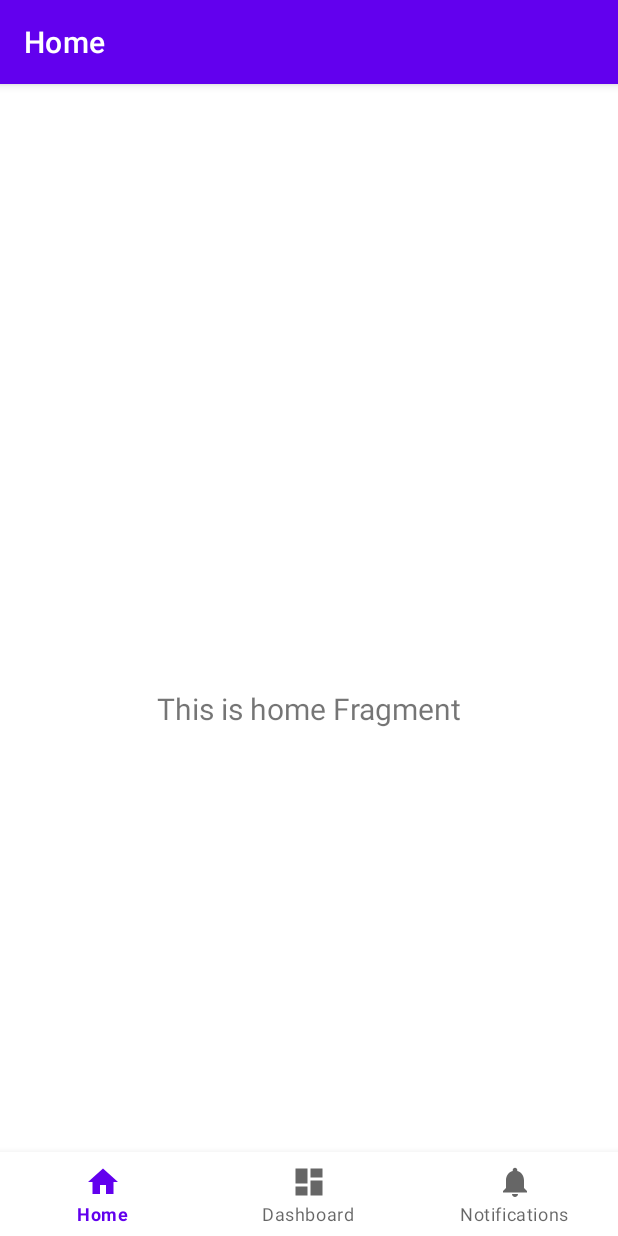
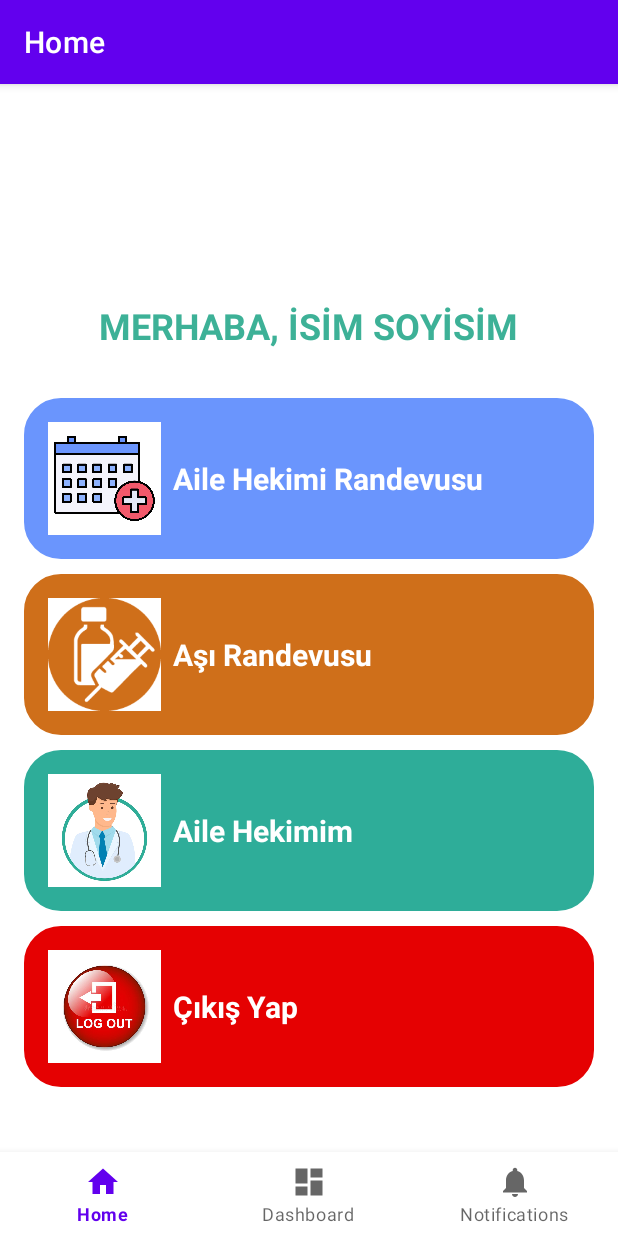
Before and after one commit to kocerenes/FamilyMedicineApp, an Android app: the screen it shows after launch (MainActivity), on a phone screen of 412 x 824 dp. Run offline under Robolectric (Android 15) with nearby library versions, the phone set to English and light mode, and no system bars; our stand-ins replace navigation-ui; 2 statements that could not run were skipped.

Commit message:
Create home screen design

```diff
--- /dev/null
+++ b/app/src/main/res/drawable/border.xml
@@ -0,0 +1,21 @@
+<?xml version="1.0" encoding="utf-8"?>
+<shape xmlns:android="http://schemas.android.com/apk/res/android"
+    android:shape="rectangle" >
+
+    <!-- View background color -->
+    <solid
+        android:color="#6A95FD" >
+    </solid>
+
+    <!-- View border color and width -->
+    <stroke
+        android:width="1dp"
+        android:color="#6A95FD" >
+    </stroke>
+
+    <!-- The radius makes the corners rounded -->
+    <corners
+        android:radius="24dp"   >
+    </corners>
+
+</shape>
--- /dev/null
+++ b/app/src/main/res/drawable/border2.xml
@@ -0,0 +1,21 @@
+<?xml version="1.0" encoding="utf-8"?>
+<shape xmlns:android="http://schemas.android.com/apk/res/android"
+    android:shape="rectangle" >
+
+    <!-- View background color -->
+    <solid
+        android:color="#CF6F1A" >
+    </solid>
+
+    <!-- View border color and width -->
+    <stroke
+        android:width="1dp"
+        android:color="#CF6F1A" >
+    </stroke>
+
+    <!-- The radius makes the corners rounded -->
+    <corners
+        android:radius="24dp"   >
+    </corners>
+
+</shape>
--- /dev/null
+++ b/app/src/main/res/drawable/border3.xml
@@ -0,0 +1,21 @@
+<?xml version="1.0" encoding="utf-8"?>
+<shape xmlns:android="http://schemas.android.com/apk/res/android"
+    android:shape="rectangle" >
+
+    <!-- View background color -->
+    <solid
+        android:color="#2EAD99" >
+    </solid>
+
+    <!-- View border color and width -->
+    <stroke
+        android:width="1dp"
+        android:color="#2EAD99" >
+    </stroke>
+
+    <!-- The radius makes the corners rounded -->
+    <corners
+        android:radius="24dp"   >
+    </corners>
+
+</shape>
--- /dev/null
+++ b/app/src/main/res/drawable/border4.xml
@@ -0,0 +1,21 @@
+<?xml version="1.0" encoding="utf-8"?>
+<shape xmlns:android="http://schemas.android.com/apk/res/android"
+    android:shape="rectangle" >
+
+    <!-- View background color -->
+    <solid
+        android:color="#E50102" >
+    </solid>
+
+    <!-- View border color and width -->
+    <stroke
+        android:width="1dp"
+        android:color="#E50102" >
+    </stroke>
+
+    <!-- The radius makes the corners rounded -->
+    <corners
+        android:radius="24dp"   >
+    </corners>
+
+</shape>
--- a/app/src/main/res/layout/fragment_home.xml
+++ b/app/src/main/res/layout/fragment_home.xml
@@ -1,22 +1,131 @@
 <?xml version="1.0" encoding="utf-8"?>
-<androidx.constraintlayout.widget.ConstraintLayout xmlns:android="http://schemas.android.com/apk/res/android"
-    xmlns:app="http://schemas.android.com/apk/res-auto"
+<LinearLayout xmlns:android="http://schemas.android.com/apk/res/android"
     xmlns:tools="http://schemas.android.com/tools"
     android:layout_width="match_parent"
     android:layout_height="match_parent"
+    android:orientation="vertical"
+    android:gravity="center"
+    android:padding="16dp"
     tools:context=".presentation.home.HomeFragment">
 
+
     <TextView
-        android:id="@+id/text_home"
+        android:id="@+id/textView3"
+        android:layout_width="wrap_content"
+        android:layout_marginBottom="32dp"
+        android:layout_height="wrap_content"
+        android:gravity="top"
+        android:text="MERHABA, İSİM SOYİSİM"
+        android:textColor="#3DB197"
+        android:textSize="24sp"
+        android:textStyle="bold" />
+
+    <LinearLayout
         android:layout_width="match_parent"
         android:layout_height="wrap_content"
-        android:layout_marginStart="8dp"
-        android:layout_marginTop="8dp"
-        android:layout_marginEnd="8dp"
-        android:textAlignment="center"
-        android:textSize="20sp"
-        app:layout_constraintBottom_toBottomOf="parent"
-        app:layout_constraintEnd_toEndOf="parent"
-        app:layout_constraintStart_toStartOf="parent"
-        app:layout_constraintTop_toTopOf="parent" />
-</androidx.constraintlayout.widget.ConstraintLayout>
+        android:layout_marginBottom="10dp"
+        android:background="@drawable/border"
+        android:orientation="horizontal"
+        android:padding="16dp">
+
+        <ImageView
+            android:id="@+id/imageView"
+            android:layout_width="75dp"
+            android:layout_height="75dp"
+            android:src="@drawable/appointment" />
+
+        <TextView
+            android:id="@+id/textViewAppointment"
+            android:layout_width="wrap_content"
+            android:layout_height="wrap_content"
+            android:layout_gravity="center"
+            android:layout_marginStart="8dp"
+            android:layout_weight="1"
+            android:text="Aile Hekimi Randevusu"
+            android:textColor="#fff"
+            android:textSize="20sp"
+            android:textStyle="bold" />
+    </LinearLayout>
+
+    <LinearLayout
+        android:layout_width="match_parent"
+        android:layout_height="wrap_content"
+        android:layout_marginBottom="10dp"
+        android:background="@drawable/border2"
+        android:orientation="horizontal"
+        android:padding="16dp">
+
+        <ImageView
+            android:id="@+id/imageView2"
+            android:layout_width="75dp"
+            android:layout_height="75dp"
+            android:src="@drawable/vaccine2" />
+
+        <TextView
+            android:id="@+id/textViewVaccine"
+            android:layout_width="wrap_content"
+            android:layout_height="wrap_content"
+            android:layout_gravity="center"
+            android:layout_marginStart="8dp"
+            android:layout_weight="1"
+            android:text="Aşı Randevusu"
+            android:textColor="#FFFFFF"
+            android:textSize="20sp"
+            android:textStyle="bold" />
+    </LinearLayout>
+
+    <LinearLayout
+        android:layout_width="match_parent"
+        android:layout_height="wrap_content"
+        android:layout_marginBottom="10dp"
+        android:background="@drawable/border3"
+        android:orientation="horizontal"
+        android:padding="16dp">
+
+        <ImageView
+            android:id="@+id/imageView3"
+            android:layout_width="75dp"
+            android:layout_height="75dp"
+            android:src="@drawable/doctor" />
+
+        <TextView
+            android:id="@+id/textViewDoctor"
+            android:layout_width="wrap_content"
+            android:layout_height="wrap_content"
+            android:layout_gravity="center"
+            android:layout_marginStart="8dp"
+            android:text="Aile Hekimim"
+            android:textColor="#fff"
+            android:textSize="20sp"
+            android:textStyle="bold" />
+
+
+    </LinearLayout>
+
+    <LinearLayout
+        android:layout_width="match_parent"
+        android:layout_height="wrap_content"
+        android:layout_marginBottom="10dp"
+        android:background="@drawable/border4"
+        android:orientation="horizontal"
+        android:padding="16dp">
+
+        <ImageView
+            android:id="@+id/imageView4"
+            android:layout_width="75dp"
+            android:layout_height="75dp"
+            android:src="@drawable/log_out" />
+
+        <TextView
+            android:id="@+id/textViewLogOut"
+            android:layout_width="wrap_content"
+            android:layout_height="wrap_content"
+            android:layout_gravity="center"
+            android:layout_marginStart="8dp"
+            android:text="Çıkış Yap"
+            android:textColor="#fff"
+            android:textSize="20sp"
+            android:textStyle="bold" />
+
+    </LinearLayout>
+</LinearLayout>
```
Also changed, not shown: app/src/main/res/drawable/appointment.jpg (added), app/src/main/res/drawable/doctor.webp (added), app/src/main/res/drawable/doctor_2.png (added), app/src/main/res/drawable/log_out.jpg (added), app/src/main/res/drawable/vaccine.png (added), app/src/main/res/drawable/vaccine2.png (added).
